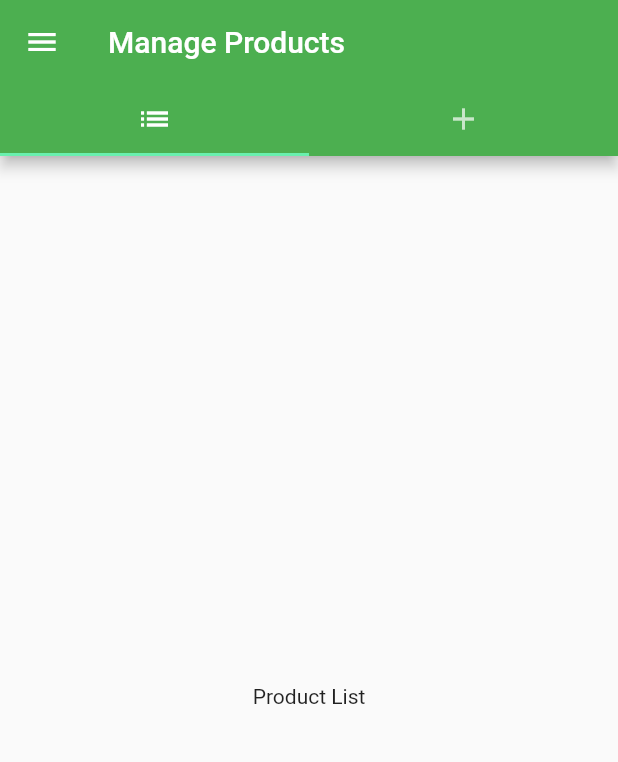
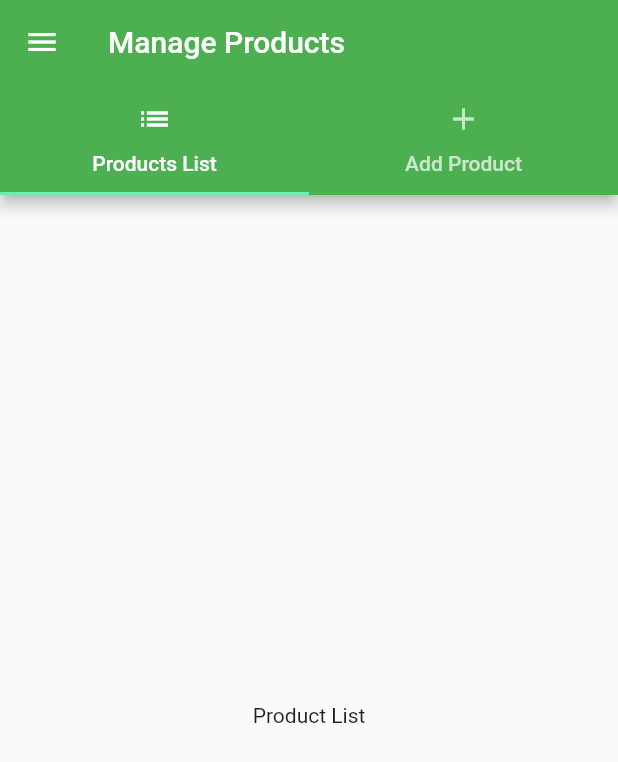
Before and after one commit to okeefem2/flutterate, a Flutter app: the screen it shows after launch, after a tap on the "visibility" icon, after a tap on "Login", on a phone screen of 412 x 824 dp. Shown: the top 762 px of the screen. Run offline on Flutter 3.47's test engine with Material 2 defaults, Android fonts, the phone set to English and light mode, and no system bars.

Commit message:
More widget work
Adding to the product page, favoriting products and breaking out into widgets

```diff
--- a/lib/main.dart
+++ b/lib/main.dart
@@ -1,7 +1,7 @@
 import 'package:flutter/material.dart';
 import 'package:flutter/rendering.dart';
 import './product_manager.dart';
-import './pages/home.dart';
+import './pages/products.dart';
 import './pages/auth.dart';
 import './pages/products_admin.dart';
 import './pages/product.dart';
@@ -44,6 +44,14 @@ class _FlutterateState extends State<Flutterate> {
     });
   }
 
+  void _replaceProduct(int index, Map<String, dynamic> product) {
+    print('replacing');
+    print(index);
+    setState(() {
+      _products[index] = product;
+    });
+  }
+
   @override
   Widget build(BuildContext context) {
     return MaterialApp(
@@ -57,7 +65,7 @@ class _FlutterateState extends State<Flutterate> {
       home: AuthPage(),
       routes: {
         '/home': (BuildContext context) =>
-            Home(_products), // Can't make it just '/' since we have a home page defined
+            Home(_products, _replaceProduct), // Can't make it just '/' since we have a home page defined
         '/admin': (BuildContext context) => ProductsAdminPage(_products, _addProduct, _removeProduct),
       },
       onGenerateRoute: (RouteSettings settings) {
@@ -81,7 +89,7 @@ class _FlutterateState extends State<Flutterate> {
       onUnknownRoute: (RouteSettings settings) {
         return MaterialPageRoute(
           builder: (BuildContext context) =>
-            Home(_products)
+            Home(_products, _replaceProduct)
         );
       }, // Executes when a route is not matched, for example when re return a null from onGenerateRoute
     ); // No new keyword needed in dart
--- a/lib/pages/auth.dart
+++ b/lib/pages/auth.dart
@@ -27,8 +27,16 @@ class _AuthPageState extends State<AuthPage> {
           title: Text('Login'),
         ),
         body: Container(
-            margin: EdgeInsets.all(8.0),
-            child: ListView(
+            decoration: BoxDecoration(
+                image: DecorationImage(
+                    colorFilter: ColorFilter.mode(
+                        Colors.black.withOpacity(0.25), BlendMode.dstATop),
+                    fit: BoxFit.cover,
+                    image: AssetImage('assets/szeth.jpg'))),
+            padding: EdgeInsets.all(8.0),
+            child: Center(
+                child: SingleChildScrollView(
+                    child: Column(
               // make sure to use listview so content is scrollable
               children: <Widget>[
                 TextField(
@@ -79,6 +87,6 @@ class _AuthPageState extends State<AuthPage> {
                       child: Text('Login')),
                 )
               ],
-            )));
+            )))));
   }
 }
--- a/lib/pages/product_create.dart
+++ b/lib/pages/product_create.dart
@@ -71,7 +71,8 @@ class _ProductCreatePageState extends State<ProductCreatePage> {
                     final Map<String, dynamic> product = {
                       'title': _title,
                       'description': _description,
-                      'price': _price
+                      'price': _price,
+                      'favorited': false
                     };
                     widget.addProduct(product);
                     Navigator.pushReplacementNamed(context, '/home');
--- a/lib/pages/products_admin.dart
+++ b/lib/pages/products_admin.dart
@@ -19,6 +19,7 @@ class ProductsAdminPage extends StatelessWidget {
               title: Text('Choose'),
             ),
             ListTile(
+              leading: Icon(Icons.shop),
               title: Text('All Products'),
               onTap: () {
                 Navigator.pushReplacementNamed(context, '/home');
@@ -29,9 +30,11 @@ class ProductsAdminPage extends StatelessWidget {
             title: Text('Manage Products'),
             bottom: TabBar(tabs: <Widget>[
               Tab(
+                text: 'Products List',
                 icon: Icon(Icons.list),
               ),
               Tab(
+                text: 'Add Product',
                 icon: Icon(Icons.add)
               ),
             ]),
--- a/lib/product_manager.dart
+++ b/lib/product_manager.dart
@@ -1,8 +1,9 @@
 import 'package:flutter/material.dart';
 
-import './products.dart';
+import './widgets/products/products.dart';
 import './product_control.dart';
 
+// Unused widget, keeping for comments
 class ProductManager extends StatelessWidget {
   // Widget is separate from the State so needs to be immutable
   // in the widget class
@@ -19,8 +20,9 @@ class ProductManager extends StatelessWidget {
   // }
 
   final List<Map<String, dynamic>> products;
+  final Function replaceProduct;
 
-  ProductManager(this.products);
+  ProductManager(this.products, this.replaceProduct);
   @override
   Widget build(BuildContext context) {
     return Column(
@@ -37,7 +39,7 @@ class ProductManager extends StatelessWidget {
         //       Theme.of(context).accentColor),
         // ),
         Expanded(
-            child: Products(products)), // Expanded takes remaining space after other widgets
+            child: Products(replaceProduct, products)), // Expanded takes remaining space after other widgets
       ],
     );
   }
--- a/pubspec.yaml
+++ b/pubspec.yaml
@@ -28,6 +28,9 @@ flutter:
   # To add assets to your application, add an assets section, like this:
   assets:
     - assets/your_own_empty_heart.jpg
+    - assets/nightvale.png
+    - assets/stormlight.jpg
+    - assets/szeth.jpg
   #  - images/a_dot_burr.jpeg
   #  - images/a_dot_ham.jpeg
 
```
Also changed, not shown: lib/pages/home.dart (deleted, +0 -34 lines), lib/pages/product.dart (+53 -9 lines), lib/pages/products.dart (added, +39 -0 lines), lib/widgets/products/price_tag.dart (added, +27 -0 lines), lib/widgets/products/products.dart (renamed from lib/products.dart, +22 -22 lines), assets/nightvale.png (added), assets/stormlight.jpg (added), assets/szeth.jpg (added).
